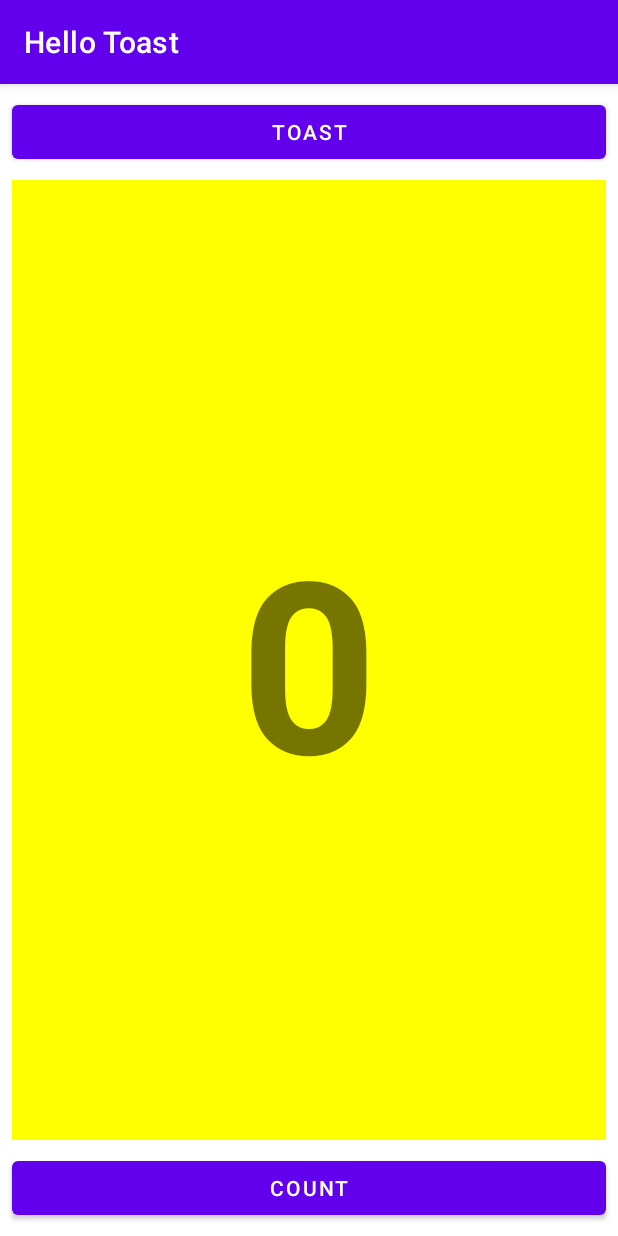
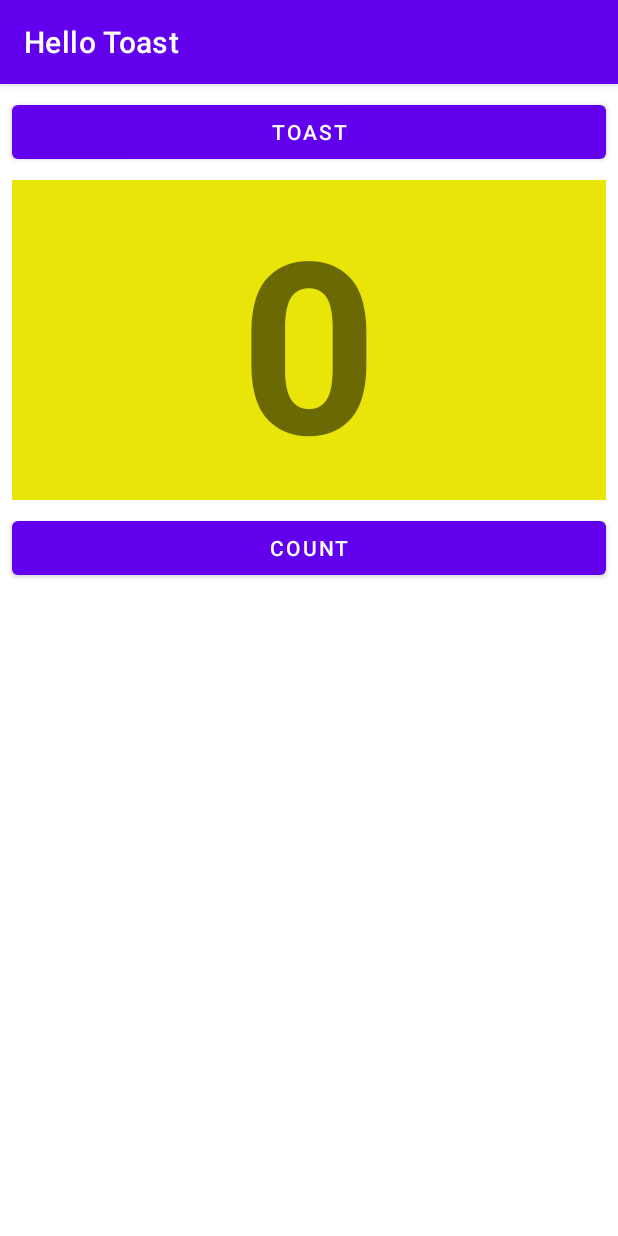
Before and after one commit to Acceleratorll/Hello_Toast, an Android app: the screen it shows after launch (MainActivity), on a phone screen of 412 x 824 dp. Run offline under Robolectric (Android 15) with nearby library versions, the phone set to English and light mode, and no system bars.

Commit message:
Yang ke 6

```diff
--- a/app/src/main/res/layout/activity_main.xml
+++ b/app/src/main/res/layout/activity_main.xml
@@ -1,5 +1,5 @@
 <?xml version="1.0" encoding="utf-8"?>
-<LinearLayout xmlns:android="http://schemas.android.com/apk/res/android"
+<RelativeLayout xmlns:android="http://schemas.android.com/apk/res/android"
     xmlns:app="http://schemas.android.com/apk/res-auto"
     xmlns:tools="http://schemas.android.com/tools"
     android:layout_width="match_parent"
@@ -27,12 +27,14 @@
         android:layout_marginEnd="8dp"
         android:layout_marginStart="8dp"
         android:layout_marginTop="8dp"
-        android:background="#FFFF00"
+        android:background="@color/yellow"
         android:text="0"
         android:textAlignment="center"
         android:textSize="160sp"
         android:textStyle="bold"
-        android:layout_weight="1"/>
+        android:layout_below="@+id/button_toast"
+        android:layout_alignParentLeft="true"
+        android:layout_alignParentStart="true" />
 
     <Button
         android:id="@+id/button_count"
@@ -42,6 +44,8 @@
         android:layout_marginEnd="8dp"
         android:layout_marginStart="8dp"
         android:onClick="countUp"
-        android:text="COUNT"
-        android:textColor="@android:color/white" />
-</LinearLayout>
+        android:text="Count"
+        android:textColor="@android:color/white"
+        android:layout_below="@+id/show_count"
+        android:layout_centerHorizontal="true"/>
+</RelativeLayout>
```
